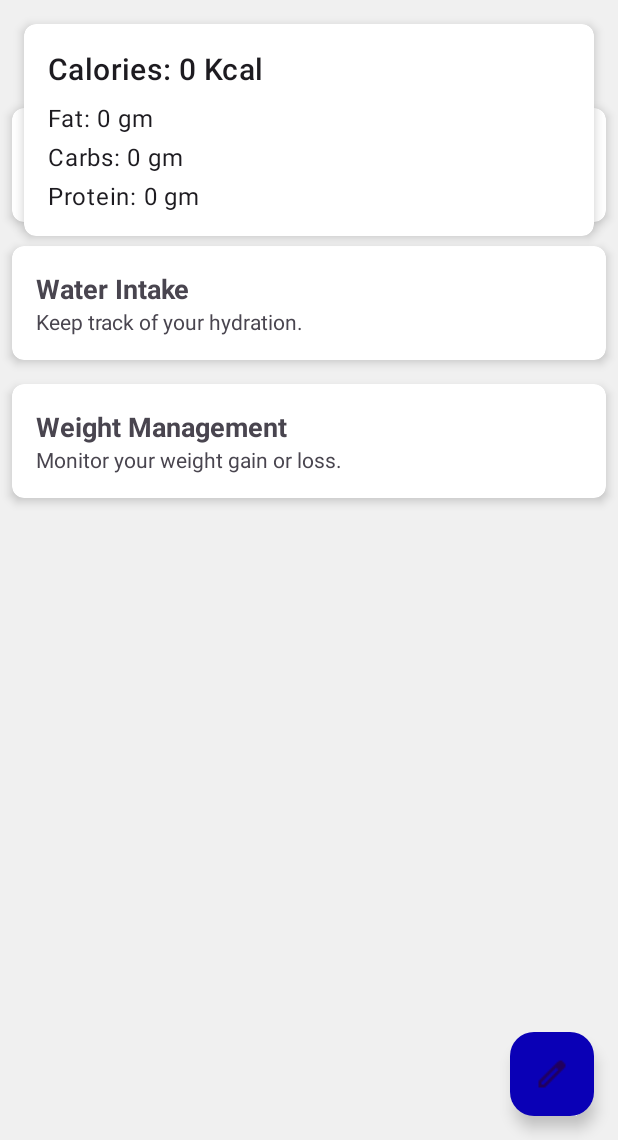
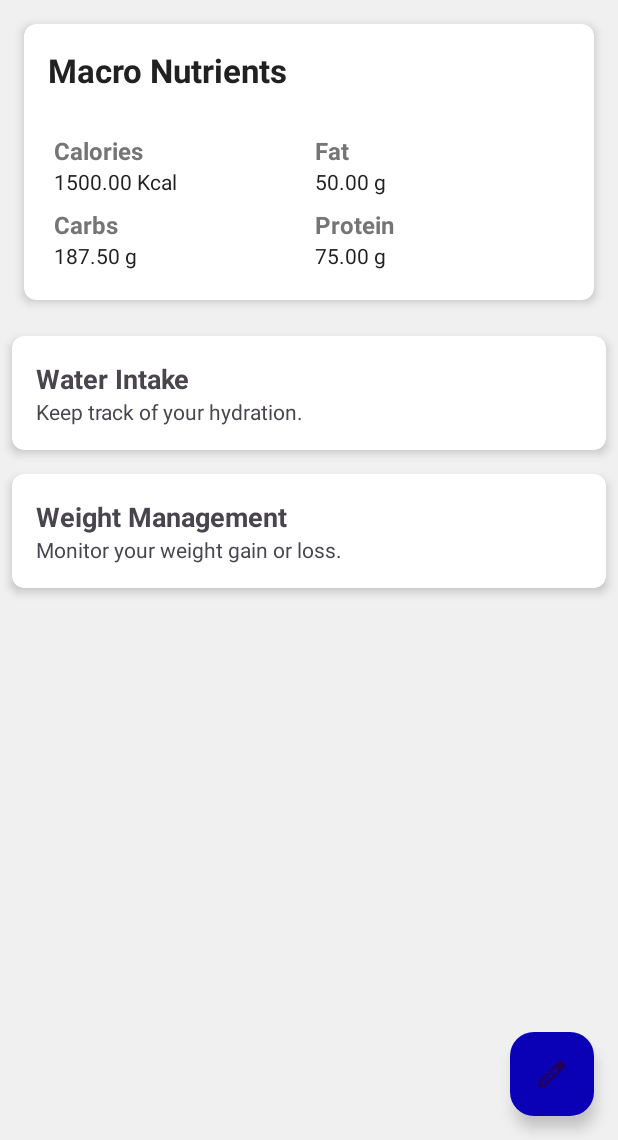
Before and after one commit to AmgT94/fit-feast, an Android app: the GoalsFragment screen opened through its navigation route, on a phone screen of 412 x 824 dp, the part 96-1236 px from its top. Run offline under Robolectric (Android 15) with nearby library versions, the phone set to English and light mode, and no system bars; our stand-ins replace Firebase (no records; nobody signed in at launch, a user with empty details on screens opened directly).

Commit message:
Refine UI layout for Macro Nutrients Card
- Modify GridLayout to place each nutrient header directly above its value, removing redundant text labels.
- Correct the background color discrepancy between AppBarLayout and CoordinatorLayout for a uniform look across the app.
- Update text styles to differentiate between headers and values, making headers bolder than values but less bold than the card title.
- Apply text size adjustments to prevent overflow and improve the overall readability of nutrient information.
-

```diff
--- a/app/src/main/java/com/example/fitfeast/GoalsFragment.kt
+++ b/app/src/main/java/com/example/fitfeast/GoalsFragment.kt
@@ -13,6 +13,7 @@ import androidx.recyclerview.widget.LinearLayoutManager
 import androidx.recyclerview.widget.RecyclerView
 import com.google.android.material.floatingactionbutton.FloatingActionButton
 import com.google.firebase.auth.FirebaseAuth
+import com.google.firebase.firestore.FieldValue
 import com.google.firebase.firestore.FirebaseFirestore
 import com.google.firebase.firestore.Query
 
@@ -38,35 +39,39 @@ class GoalsFragment : Fragment(), NutrientInputDialogFragment.NutrientInputListe
     ): View {
         val view = inflater.inflate(R.layout.fragment_goals, container, false)
 
+        // Initialize RecyclerView and Adapter for the goals
         recyclerView = view.findViewById(R.id.goalsRecyclerView)
         recyclerView.layoutManager = LinearLayoutManager(context)
+        val goalsData = listOf(
+            Goal("Water Intake", "Keep track of your hydration."),
+            Goal("Weight Management", "Monitor your weight gain or loss.")
+        )
+        goalsAdapter = GoalsAdapter(goalsData)
+        recyclerView.adapter = goalsAdapter
 
+        // Initialize FloatingActionButton
+        mainFab = view.findViewById(R.id.mainFab)
+        weightLossFab = view.findViewById(R.id.weightLossFab)
+        weightGainFab = view.findViewById(R.id.weightGainFab)
+
+        // Initialize TextViews for the Macronutrient information
         caloriesTextView = view.findViewById(R.id.caloriesTextView)
         fatGramsTextView = view.findViewById(R.id.fatGramsTextView)
         carbsGramsTextView = view.findViewById(R.id.carbsGramsTextView)
         proteinGramsTextView = view.findViewById(R.id.proteinGramsTextView)
 
-        val goalsData = listOf(
-            Goal("Nutrients Intake", "Track your daily nutrients intake."),
-            Goal("Water Intake", "Keep track of your hydration."),
-            Goal("Weight Management", "Monitor your weight gain or loss.")
-        )
-
-        goalsAdapter = GoalsAdapter(goalsData)
-        recyclerView.adapter = goalsAdapter
-
-        mainFab = view.findViewById(R.id.mainFab)
-        weightLossFab = view.findViewById(R.id.weightLossFab)
-        weightGainFab = view.findViewById(R.id.weightGainFab)
-
-        // Attach the OnClickListener to the macronutrientsCard to show nutrient input dialog
+        // Set OnClickListener for the Macronutrients Card to show the Nutrient Input Dialog
         val macronutrientsCard: CardView = view.findViewById(R.id.macronutrientsCard)
         macronutrientsCard.setOnClickListener {
             showNutrientInputDialog()
         }
 
+        // Fetch and display the latest nutrition data
+        fetchLatestNutritionData()
+
         return view
     }
+
 
     override fun onViewCreated(view: View, savedInstanceState: Bundle?) {
         super.onViewCreated(view, savedInstanceState)
@@ -87,6 +92,12 @@ class GoalsFragment : Fragment(), NutrientInputDialogFragment.NutrientInputListe
         //method call to fetch and display nutrition data
                 fetchLatestNutritionData()
     }
+
+    override fun onResume() {
+        super.onResume()
+        fetchLatestNutritionData()
+    }
+
     private fun fetchLatestNutritionData() {
         val userId = FirebaseAuth.getInstance().currentUser?.uid ?: return
         FirebaseFirestore.getInstance().collection("users").document(userId)
@@ -95,11 +106,11 @@ class GoalsFragment : Fragment(), NutrientInputDialogFragment.NutrientInputListe
             .addOnSuccessListener { documents ->
                 if (documents.isEmpty) {
                     Log.d("NutritionData", "No nutrition data found for user")
-                    return@addOnSuccessListener
-                }
-                for (document in documents) {
-                    val data = document.toObject(NutritionData::class.java)
-                    updateNutritionUI(data.calories, data.fatGrams, data.carbsGrams, data.proteinGrams)
+                } else {
+                    val data = documents.documents.first().toObject(NutritionData::class.java)
+                    data?.let {
+                        updateNutritionUI(it.calories, it.fatGrams, it.carbsGrams, it.proteinGrams)
+                    }
                 }
             }
             .addOnFailureListener { e ->
@@ -107,6 +118,7 @@ class GoalsFragment : Fragment(), NutrientInputDialogFragment.NutrientInputListe
                 Toast.makeText(context, "Failed to fetch user data.", Toast.LENGTH_SHORT).show()
             }
     }
+
     private fun toggleFabMenu() {
         if (!isFabMenuOpen) {
             weightLossFab.show()
@@ -149,7 +161,8 @@ class GoalsFragment : Fragment(), NutrientInputDialogFragment.NutrientInputListe
                 "calories" to calories,
                 "fatGrams" to fatGrams,
                 "carbsGrams" to carbsGrams,
-                "proteinGrams" to proteinGrams
+                "proteinGrams" to proteinGrams,
+                "timestamp" to FieldValue.serverTimestamp()
             )
 
             FirebaseFirestore.getInstance().collection("users").document(userId)
--- a/app/src/main/java/com/example/fitfeast/UserProfile.kt
+++ b/app/src/main/java/com/example/fitfeast/UserProfile.kt
@@ -1,4 +1,7 @@
 package com.example.fitfeast
+
+import com.google.firebase.Timestamp
+
 
 data class UserProfile(
     var name: String = "",
@@ -34,5 +37,5 @@ data class NutritionData(
     val fatGrams: Double = 0.0,
     val carbsGrams: Double = 0.0,
     val proteinGrams: Double = 0.0,
-    val timestamp: Long = System.currentTimeMillis()
+    val timestamp: Timestamp = Timestamp.now()
 )
--- a/app/src/main/res/layout/fragment_goals.xml
+++ b/app/src/main/res/layout/fragment_goals.xml
@@ -3,7 +3,14 @@
     xmlns:tools="http://schemas.android.com/tools"
     android:layout_width="match_parent"
     android:layout_height="match_parent"
-    tools:context=".GoalsFragment">
+    tools:context=".GoalsFragment"
+    android:background="@color/background">
+
+    <!-- AppBarLayout to hold the Macronutrients Card -->
+    <com.google.android.material.appbar.AppBarLayout
+        android:layout_width="match_parent"
+        android:layout_height="wrap_content"
+        android:background="@color/background">
 
         <!-- Container for Nutrition Summary (Macronutrients Card) -->
         <androidx.cardview.widget.CardView
@@ -13,7 +20,7 @@
             android:layout_margin="16dp"
             app:cardElevation="4dp"
             app:cardCornerRadius="8dp"
-        android:layout_gravity="top">
+            android:background="@color/cardBackground">
 
             <LinearLayout
                 android:layout_width="match_parent"
@@ -21,47 +28,120 @@
                 android:orientation="vertical"
                 android:padding="16dp">
 
+                <!-- Title for the Macronutrients Card -->
+                <TextView
+                    android:layout_width="wrap_content"
+                    android:layout_height="wrap_content"
+                    android:text="Macro Nutrients"
+                    android:textSize="22sp"
+                    android:textColor="@color/textColorPrimary"
+                    android:textStyle="bold"
+                    android:layout_marginBottom="24dp"/>
+
+                <!-- Parent GridLayout for Macronutrient Grids -->
+                <GridLayout
+                    android:layout_width="match_parent"
+                    android:layout_height="wrap_content"
+                    android:columnCount="2"
+                    android:rowCount="2"
+                    android:alignmentMode="alignMargins"
+                    android:useDefaultMargins="true">
+
+                    <!-- Calories GridLayout -->
+                    <GridLayout
+                        android:layout_width="0dp"
+                        android:layout_height="wrap_content"
+                        android:layout_columnWeight="1"
+                        android:layout_gravity="fill"
+                        android:columnCount="1"
+                        android:rowCount="2">
+                        <TextView
+                            android:text="Calories"
+                            android:textStyle="bold"
+                            android:textSize="16sp"
+                            android:textColor="@color/textColorSecondary"/>
                         <TextView
                             android:id="@+id/caloriesTextView"
-                android:layout_width="match_parent"
+                            android:text="1500.00 Kcal"
+                            android:textSize="14sp"
+                            android:textColor="@color/textColorPrimary"/>
+                    </GridLayout>
+
+                    <!-- Fat GridLayout -->
+                    <GridLayout
+                        android:layout_width="0dp"
                         android:layout_height="wrap_content"
-                android:text="Calories: 0 Kcal"
-                android:layout_marginBottom="8dp"
-                android:textAppearance="@style/TextAppearance.MaterialComponents.Headline6" />
-
+                        android:layout_columnWeight="1"
+                        android:layout_gravity="fill"
+                        android:columnCount="1"
+                        android:rowCount="2">
+                        <TextView
+                            android:text="Fat"
+                            android:textStyle="bold"
+                            android:textSize="16sp"
+                            android:textColor="@color/textColorSecondary"/>
                         <TextView
                             android:id="@+id/fatGramsTextView"
-                android:layout_width="match_parent"
+                            android:text="50.00 g"
+                            android:textSize="14sp"
+                            android:textColor="@color/textColorPrimary"/>
+                    </GridLayout>
+
+                    <!-- Carbs GridLayout -->
+                    <GridLayout
+                        android:layout_width="0dp"
                         android:layout_height="wrap_content"
-                android:text="Fat: 0 gm"
-                android:layout_marginBottom="4dp"
-                android:textAppearance="@style/TextAppearance.MaterialComponents.Body1" />
-
+                        android:layout_columnWeight="1"
+                        android:layout_gravity="fill"
+                        android:columnCount="1"
+                        android:rowCount="2">
+                        <TextView
+                            android:text="Carbs"
+                            android:textStyle="bold"
+                            android:textSize="16sp"
+                            android:textColor="@color/textColorSecondary"/>
                         <TextView
                             android:id="@+id/carbsGramsTextView"
-                android:layout_width="match_parent"
+                            android:text="187.50 g"
+                            android:textSize="14sp"
+                            android:textColor="@color/textColorPrimary"/>
+                    </GridLayout>
+
+                    <!-- Protein GridLayout -->
+                    <GridLayout
+                        android:layout_width="0dp"
                         android:layout_height="wrap_content"
-                android:text="Carbs: 0 gm"
-                android:layout_marginBottom="4dp"
-                android:textAppearance="@style/TextAppearance.MaterialComponents.Body1" />
-
+                        android:layout_columnWeight="1"
+                        android:layout_gravity="fill"
+                        android:columnCount="1"
+                        android:rowCount="2">
+                        <TextView
+                            android:text="Protein"
+                            android:textStyle="bold"
+                            android:textSize="16sp"
+                            android:textColor="@color/textColorSecondary"/>
                         <TextView
                             android:id="@+id/proteinGramsTextView"
-                android:layout_width="match_parent"
-                android:layout_height="wrap_content"
-                android:text="Protein: 0 gm"
-                android:textAppearance="@style/TextAppearance.MaterialComponents.Body1" />
+                            android:text="75.00 g"
+                            android:textSize="14sp"
+                            android:textColor="@color/textColorPrimary"/>
+                    </GridLayout>
+
+                </GridLayout>
             </LinearLayout>
         </androidx.cardview.widget.CardView>
+
+
+
+
+    </com.google.android.material.appbar.AppBarLayout>
 
     <!-- RecyclerView for listing other goals -->
     <androidx.recyclerview.widget.RecyclerView
         android:id="@+id/goalsRecyclerView"
         android:layout_width="match_parent"
         android:layout_height="match_parent"
-        android:layout_marginTop="?attr/actionBarSize"
-        android:paddingBottom="150dp"
-        android:clipToPadding="false"
+        app:layout_behavior="@string/appbar_scrolling_view_behavior"
         tools:listitem="@layout/item_goal" />
 
     <!-- Main floating action button -->
--- a/app/src/main/res/values/colors.xml
+++ b/app/src/main/res/values/colors.xml
@@ -14,4 +14,9 @@
 
     <color name="nav_header_start">#FF33B5E5</color>
     <color name="nav_header_end">#FFAA66CC</color>
+
+    <!-- Specific to the Macro Nutrients Card -->
+    <color name="cardBackground">#F5F5F5</color>
+    <color name="textColorPrimary">#212121</color>
+    <color name="textColorSecondary">#757575</color>
 </resources>
--- a/app/src/main/res/values/strings.xml
+++ b/app/src/main/res/values/strings.xml
@@ -53,10 +53,10 @@
     <string name="repeat_days">Repeat Days</string>
     <string name="medication">Medications</string>
 
-    <string name="calories_text">Calories: %1$.2f Kcal</string>
-    <string name="fat_grams_text">Fat: %1$.2f g</string>
-    <string name="carbs_grams_text">Carbohydrates: %1$.2f g</string>
-    <string name="protein_grams_text">Protein: %1$.2f g</string>
+    <string name="calories_text">%1$.2f Kcal</string>
+    <string name="fat_grams_text">%1$.2f g</string>
+    <string name="carbs_grams_text">%1$.2f g</string>
+    <string name="protein_grams_text">%1$.2f g</string>
     <string name="weight_loss">Weight Loss</string>
     <string name="weight_gain">Weight Gain</string>
 
```
Lines whose indentation alone changed are shown as unchanged.
